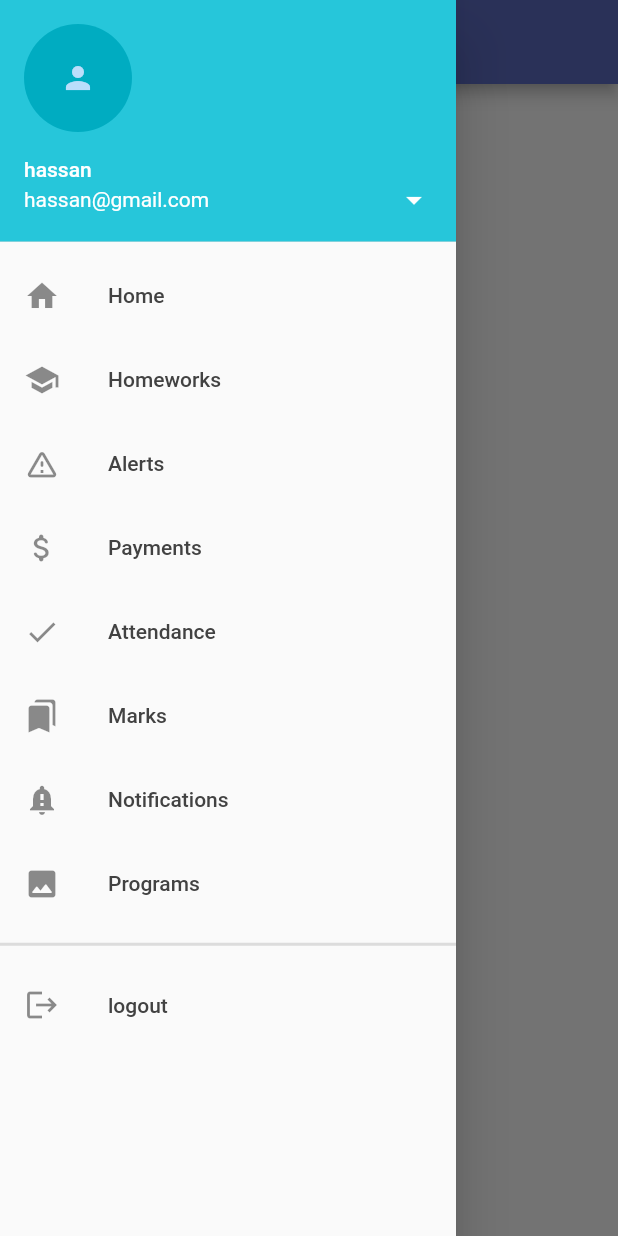
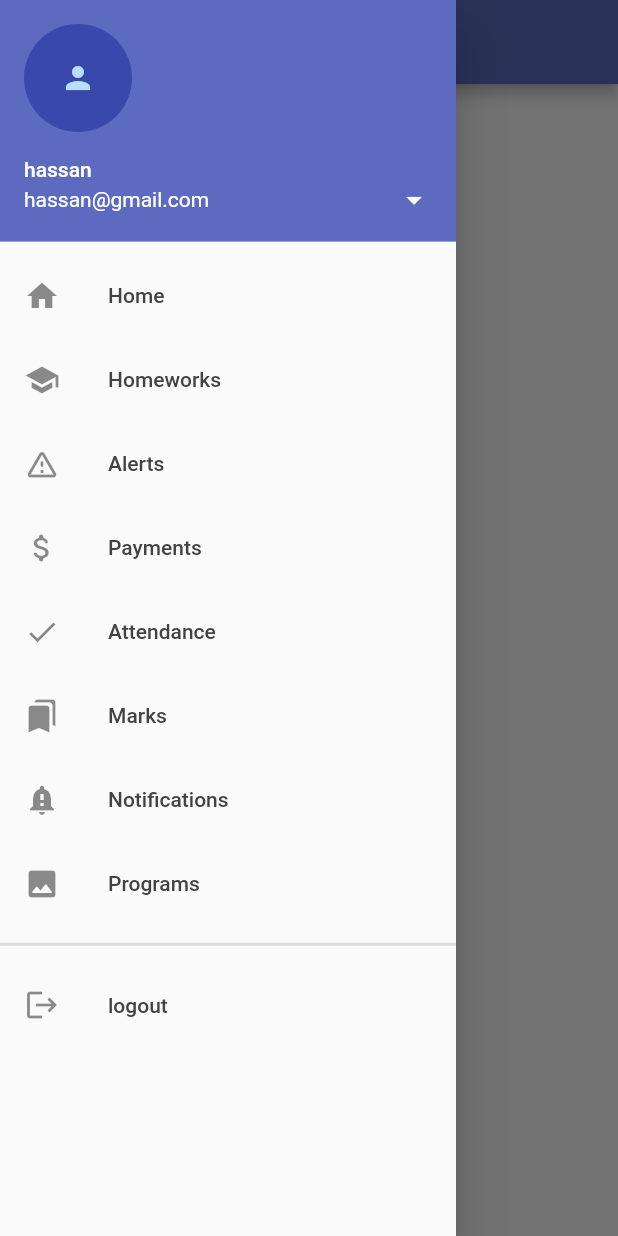
Before and after one commit to hassanalkhabaz/management_school, a Flutter app: the Home screen opened by its route, with the side drawer open, on a phone screen of 412 x 824 dp. Run offline on Flutter 3.47's test engine with Material 2 defaults, Android fonts, the phone set to English and light mode, and no system bars; our stand-ins replace flutter_form_builder, shared_preferences; accounts and stored records are empty.

Commit message:
my drawer colors changed

```diff
--- a/lib/ui/widgets/MyDrawer.dart
+++ b/lib/ui/widgets/MyDrawer.dart
@@ -14,11 +14,11 @@ class MyDrawer extends StatelessWidget {
             accountName: Text('hassan'),
             accountEmail: (Text('hassan@gmail.com ')),
             currentAccountPicture: (CircleAvatar(
-              backgroundColor: Colors.cyan[600],
+              backgroundColor: Colors.indigo[600],
               child: Icon(Icons.person),
             )),
             decoration: BoxDecoration(
-              color: Colors.cyan[400],
+              color: Colors.indigo[400],
             ),
           ),
 
```
